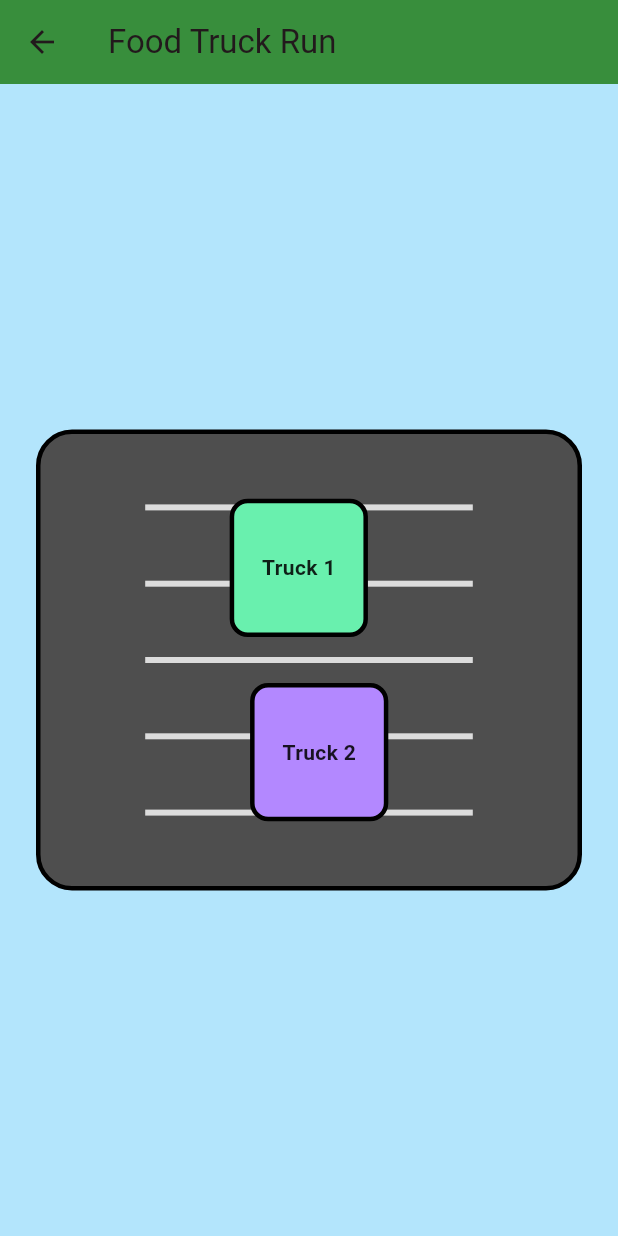
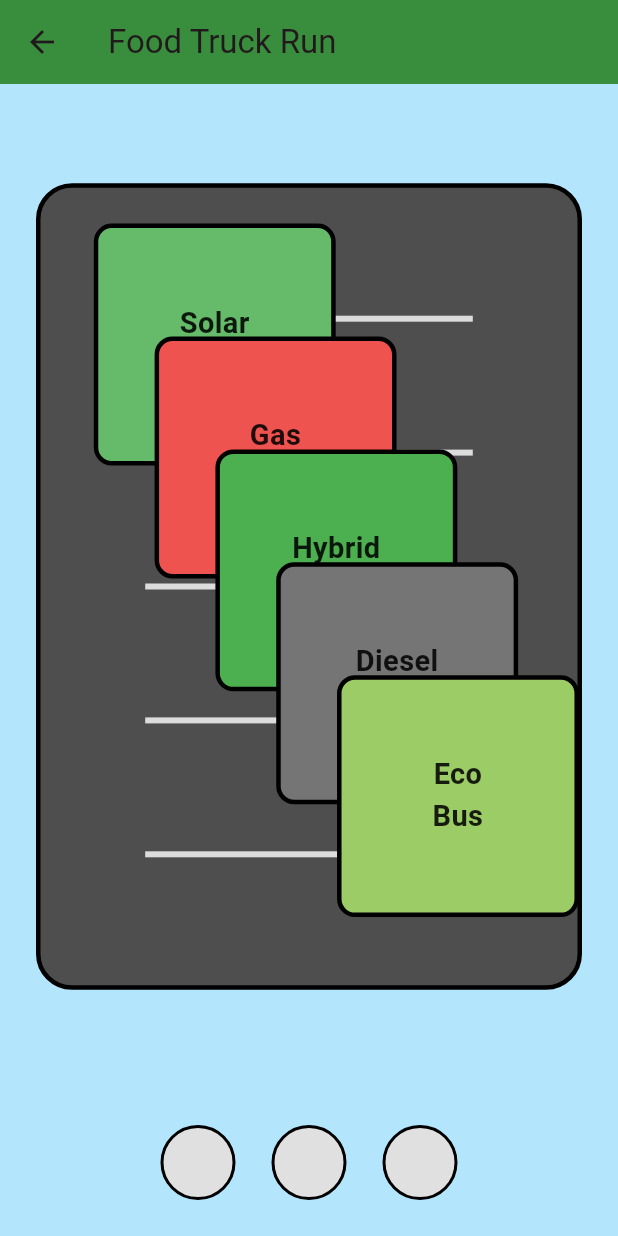
Before and after one commit to Hrisko123/DE-ONTDEK-FABRIEK, a Flutter app: the FoodTruckPage screen opened directly, on a phone screen of 412 x 824 dp. Run offline on Flutter 3.47's test engine with Material 3 defaults, Android fonts, the light colour scheme and no system bars.

Commit message:
food truck game demo v2 now more trucks and you have to pick 3

```diff
--- /dev/null
+++ b/deontdekfabriek/lib/FoodGame.dart
@@ -0,0 +1,247 @@
+import 'package:flutter/material.dart';
+
+// FOOD TRUCK MINI-GAME
+class FoodTruckPage extends StatefulWidget {
+  const FoodTruckPage({super.key});
+
+  @override
+  State<FoodTruckPage> createState() => _FoodTruckPageState();
+}
+
+class _FoodTruckPageState extends State<FoodTruckPage>
+    with SingleTickerProviderStateMixin {
+  late final AnimationController _controller;
+  final List<bool> _carsRemoved = List.generate(5, (_) => false);
+  final List<bool> _circlesFilled = List.generate(3, (_) => false);
+  int _filledCirclesCount = 0;
+
+  @override
+  void initState() {
+    super.initState();
+    _controller = AnimationController(
+      vsync: this,
+      duration: const Duration(seconds: 10),
+    )..repeat(reverse: true);
+  }
+
+  @override
+  void dispose() {
+    _controller.dispose();
+    super.dispose();
+  }
+
+  void _handleCarTap(int carIndex) {
+    if (_carsRemoved[carIndex] || _filledCirclesCount >= 3) {
+      return; // Already removed or game completed
+    }
+
+    setState(() {
+      // Remove the car
+      _carsRemoved[carIndex] = true;
+
+      // Fill the next empty circle
+      for (int i = 0; i < _circlesFilled.length; i++) {
+        if (!_circlesFilled[i]) {
+          _circlesFilled[i] = true;
+          _filledCirclesCount++;
+          break;
+        }
+      }
+
+      // Check if game is complete
+      if (_filledCirclesCount >= 3) {
+        _controller.stop();
+        Future.delayed(const Duration(milliseconds: 500), () {
+          showDialog(
+            context: context,
+            barrierDismissible: false,
+            builder: (context) {
+              return AlertDialog(
+                title: const Text('Game Complete'),
+                actions: [
+                  TextButton(
+                    onPressed: () {
+                      Navigator.of(context).pop(); // Close dialog
+                      Navigator.of(context).pop(); // Go back to main page
+                    },
+                    child: const Text('Back to Map'),
+                  ),
+                ],
+              );
+            },
+          );
+        });
+      }
+    });
+  }
+
+  @override
+  Widget build(BuildContext context) {
+    return Scaffold(
+      backgroundColor: const Color(0xFFB3E5FC),
+      appBar: AppBar(
+        title: const Text('Food Truck Run'),
+        backgroundColor: Colors.green.shade700,
+      ),
+      body: LayoutBuilder(
+        builder: (context, constraints) {
+          final roadWidth = constraints.maxWidth - 48;
+          final roadHeight = constraints.maxHeight * 0.7;
+          final carSize = roadHeight * 0.3;
+          final travelDistance = roadWidth - carSize;
+
+          return Column(
+            children: [
+              // Road area
+              Expanded(
+                child: Center(
+                  child: AnimatedBuilder(
+                    animation: _controller,
+                    builder: (context, child) {
+                      // Calculate positions for 5 cars at different lanes and phases
+                      final carPositions = List.generate(5, (index) {
+                        // Different animation phases for each car
+                        final phase = index * 0.2; // Stagger the animations
+                        final animationValue = (_controller.value + phase) % 1.0;
+                        return animationValue * travelDistance;
+                      });
+
+                      return SizedBox(
+                        width: roadWidth,
+                        height: roadHeight,
+                        child: Stack(
+                          children: [
+                            // Road background
+                            Positioned.fill(
+                              child: Container(
+                                decoration: BoxDecoration(
+                                  color: const Color(0xFF4E4E4E),
+                                  borderRadius: BorderRadius.circular(24),
+                                  border: Border.all(color: Colors.black, width: 3),
+                                ),
+                                child: Column(
+                                  mainAxisAlignment: MainAxisAlignment.spaceEvenly,
+                                  children: List.generate(
+                                    5,
+                                    (_) => Container(
+                                      width: roadWidth * 0.6,
+                                      height: 4,
+                                      color: Colors.white.withValues(alpha: 0.8),
+                                    ),
+                                  ),
+                                ),
+                              ),
+                            ),
+                            // 5 cars at different vertical positions
+                            for (int i = 0; i < 5; i++)
+                              if (!_carsRemoved[i])
+                                Positioned(
+                                  top: roadHeight * (0.05 + i * 0.14),
+                                  left: carPositions[i],
+                                  child: GestureDetector(
+                                    onTap: () => _handleCarTap(i),
+                                    child: _CarSquare(
+                                      size: carSize,
+                                      color: [
+                                        Colors.green.shade400,      // Eco-friendly
+                                        Colors.red.shade400,        // Not eco-friendly
+                                        Colors.green.shade500,      // Eco-friendly
+                                        Colors.grey.shade600,       // Not eco-friendly
+                                        Colors.lightGreen.shade400, // Eco-friendly
+                                      ][i],
+                                      label: [
+                                        'Solar\nElectric',
+                                        'Gas\nTruck',
+                                        'Hybrid\nCar',
+                                        'Diesel\nVan',
+                                        'Eco\nBus',
+                                      ][i],
+                                      isEcoFriendly: [
+                                        true,
+                                        false,
+                                        true,
+                                        false,
+                                        true,
+                                      ][i],
+                                    ),
+                                  ),
+                                ),
+                          ],
+                        ),
+                      );
+                    },
+                  ),
+                ),
+              ),
+              // Circles at the bottom
+              Container(
+                padding: const EdgeInsets.all(24.0),
+                child: Row(
+                  mainAxisAlignment: MainAxisAlignment.center,
+                  children: List.generate(3, (index) {
+                    return Container(
+                      margin: const EdgeInsets.symmetric(horizontal: 12),
+                      width: 50,
+                      height: 50,
+                      decoration: BoxDecoration(
+                        shape: BoxShape.circle,
+                        color: _circlesFilled[index]
+                            ? Colors.green
+                            : Colors.grey.shade300,
+                        border: Border.all(
+                          color: Colors.black,
+                          width: 2,
+                        ),
+                      ),
+                    );
+                  }),
+                ),
+              ),
+            ],
+          );
+        },
+      ),
+    );
+  }
+}
+
+class _CarSquare extends StatelessWidget {
+  final double size;
+  final Color color;
+  final String label;
+  final bool isEcoFriendly;
+
+  const _CarSquare({
+    required this.size,
+    required this.color,
+    required this.label,
+    required this.isEcoFriendly,
+  });
+
+  @override
+  Widget build(BuildContext context) {
+    return Container(
+      width: size,
+      height: size,
+      decoration: BoxDecoration(
+        color: color,
+        borderRadius: BorderRadius.circular(12),
+        border: Border.all(color: Colors.black, width: 3),
+      ),
+      child: Padding(
+        padding: const EdgeInsets.all(8.0),
+        child: Center(
+          child: Text(
+            label,
+            textAlign: TextAlign.center,
+            style: TextStyle(
+              fontWeight: FontWeight.bold,
+              color: Colors.black87,
+              fontSize: size * 0.12,
+            ),
+          ),
+        ),
+      ),
+    );
+  }
+}
--- a/deontdekfabriek/lib/main.dart
+++ b/deontdekfabriek/lib/main.dart
@@ -1,4 +1,5 @@
 import 'package:flutter/material.dart';
+import 'FoodGame.dart';
 
 void main() {
   runApp(const MyApp());
@@ -316,7 +317,7 @@
           ),
 
 
-          // Food truck square
+// Food truck square
           Positioned(
             bottom: 16,
             right: 16,
@@ -372,159 +373,6 @@
             ),
           ),
         ],
-      ),
-    );
-  }
-}
-
-// FOOD TRUCK MINI-GAME
-class FoodTruckPage extends StatefulWidget {
-  const FoodTruckPage({super.key});
-
-  @override
-  State<FoodTruckPage> createState() => _FoodTruckPageState();
-}
-
-class _FoodTruckPageState extends State<FoodTruckPage>
-    with SingleTickerProviderStateMixin {
-  late final AnimationController _controller;
-
-  @override
-  void initState() {
-    super.initState();
-    _controller = AnimationController(
-      vsync: this,
-      duration: const Duration(seconds: 4),
-    )..repeat(reverse: true);
-  }
-
-  @override
-  void dispose() {
-    _controller.dispose();
-    super.dispose();
-  }
-
-  void _handleTruckTap(String name) {
-    ScaffoldMessenger.of(context).showSnackBar(
-      SnackBar(
-        content: Text('$name truck clicked!'),
-        duration: const Duration(milliseconds: 800),
-      ),
-    );
-  }
-
-  @override
-  Widget build(BuildContext context) {
-    return Scaffold(
-      backgroundColor: const Color(0xFFB3E5FC),
-      appBar: AppBar(
-        title: const Text('Food Truck Run'),
-        backgroundColor: Colors.green.shade700,
-      ),
-      body: LayoutBuilder(
-        builder: (context, constraints) {
-          final roadWidth = constraints.maxWidth - 48;
-          final roadHeight = constraints.maxHeight * 0.4;
-          final truckSize = roadHeight * 0.3;
-          final travelDistance = roadWidth - truckSize;
-
-          return Center(
-            child: AnimatedBuilder(
-              animation: _controller,
-              builder: (context, child) {
-                final truckOneX = _controller.value * travelDistance;
-                final truckTwoX = (1 - _controller.value) * travelDistance;
-
-                return SizedBox(
-                  width: roadWidth,
-                  height: roadHeight,
-                  child: Stack(
-                    children: [
-                      Positioned.fill(
-                        child: Container(
-                          decoration: BoxDecoration(
-                            color: const Color(0xFF4E4E4E),
-                            borderRadius: BorderRadius.circular(24),
-                            border: Border.all(color: Colors.black, width: 3),
-                          ),
-                          child: Column(
-                            mainAxisAlignment: MainAxisAlignment.spaceEvenly,
-                            children: List.generate(
-                              5,
-                              (_) => Container(
-                                width: roadWidth * 0.6,
-                                height: 4,
-                                color: Colors.white.withValues(alpha: 0.8),
-                              ),
-                            ),
-                          ),
-                        ),
-                      ),
-                      Positioned(
-                        top: roadHeight * 0.15,
-                        left: truckOneX,
-                        child: GestureDetector(
-                          onTap: () => _handleTruckTap('Green'),
-                          child: _TruckSquare(
-                            size: truckSize,
-                            color: Colors.greenAccent.shade200,
-                            label: 'Truck 1',
-                          ),
-                        ),
-                      ),
-                      Positioned(
-                        bottom: roadHeight * 0.15,
-                        left: truckTwoX,
-                        child: GestureDetector(
-                          onTap: () => _handleTruckTap('Purple'),
-                          child: _TruckSquare(
-                            size: truckSize,
-                            color: Colors.deepPurpleAccent.shade100,
-                            label: 'Truck 2',
-                          ),
-                        ),
-                      ),
-                    ],
-                  ),
-                );
-              },
-            ),
-          );
-        },
-      ),
-    );
-  }
-}
-
-class _TruckSquare extends StatelessWidget {
-  final double size;
-  final Color color;
-  final String label;
-
-  const _TruckSquare({
-    required this.size,
-    required this.color,
-    required this.label,
-  });
-
-  @override
-  Widget build(BuildContext context) {
-    return Container(
-      width: size,
-      height: size,
-      decoration: BoxDecoration(
-        color: color,
-        borderRadius: BorderRadius.circular(12),
-        border: Border.all(color: Colors.black, width: 3),
-      ),
-      child: Center(
-        child: Text(
-          label,
-          style: const TextStyle(
-            fontWeight: FontWeight.bold,
-            color: Colors.black87,
-          ),
-        ),
       ),
     );
   }
```
